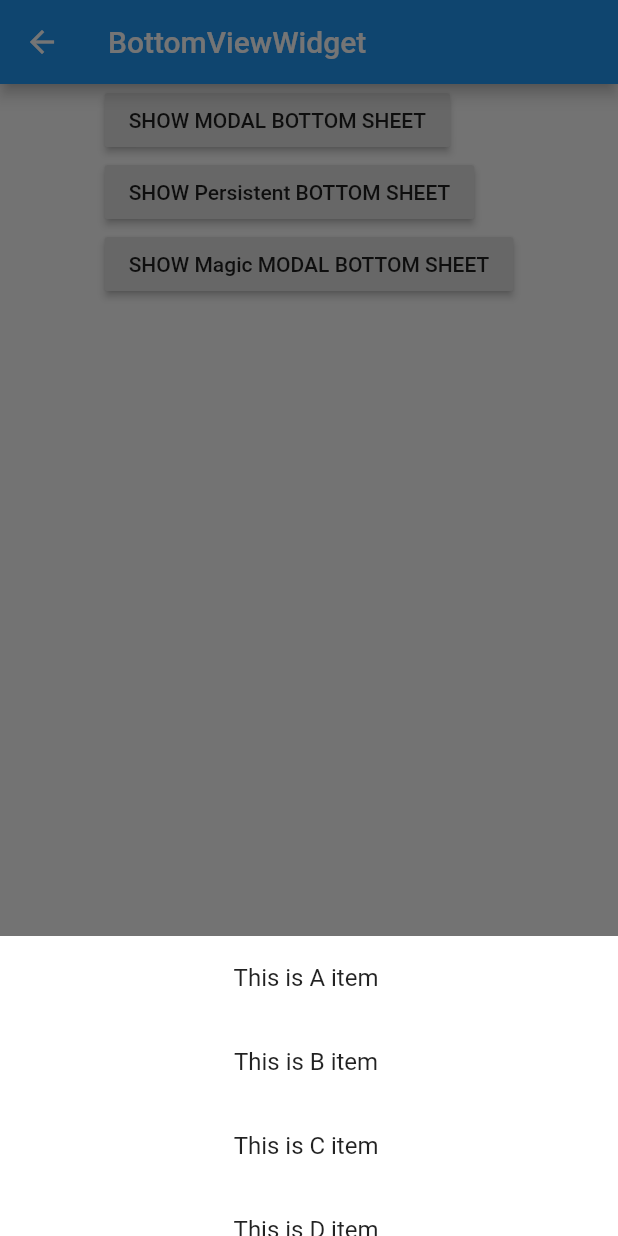
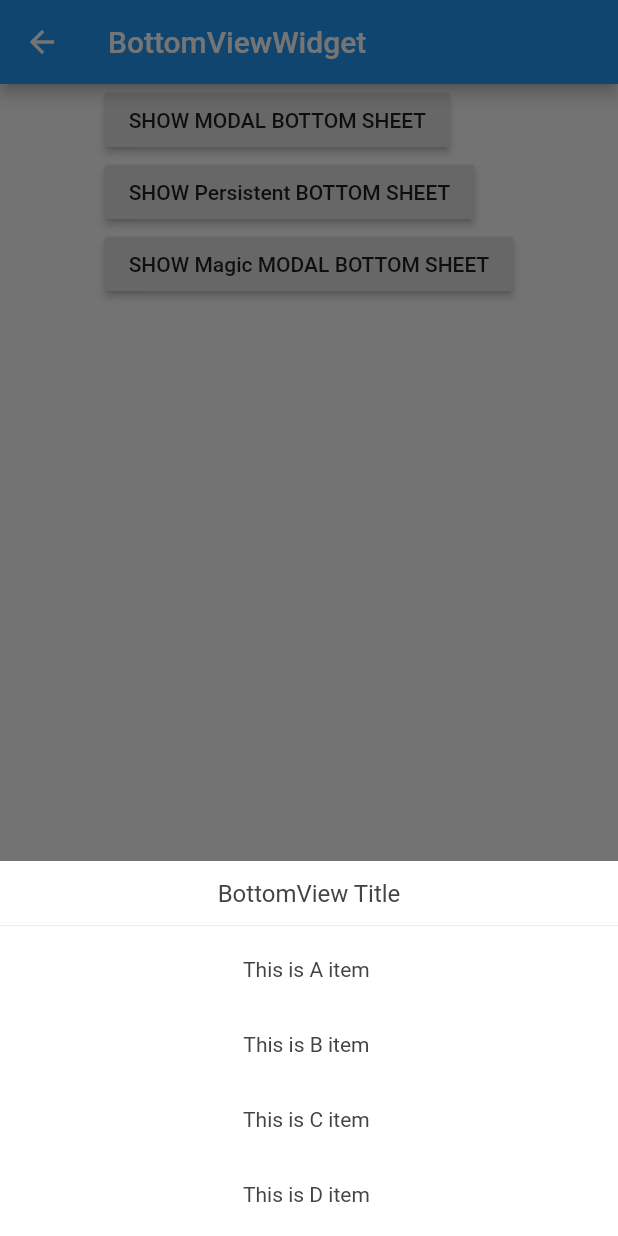
Before and after one commit to snajdan0525/Flutter-Action, a Flutter app: the BottomViewWidget screen opened directly, after a tap on "SHOW Magic MODAL BOTTOM SHEET", on a phone screen of 412 x 824 dp. Run offline on Flutter 3.47's test engine with Material 2 defaults, Android fonts, the phone set to English and light mode, and no system bars; our stand-ins replace cached_network_image; missing offline and left inert: lpinyin; network calls fail.

Commit message:
add DividerLineWidget

```diff
--- a/lib/detailview/show_bottom_sheet.dart
+++ b/lib/detailview/show_bottom_sheet.dart
@@ -1,5 +1,6 @@
 import 'package:flutter/material.dart';
 import 'package:flutter_action/detailview/magic_change_bottom_sheet.dart';
+import 'package:flutter_action/util/divider_line.dart';
 
 class BottomViewWidget extends StatefulWidget {
   const BottomViewWidget({Key key}) : super(key: key);
@@ -106,18 +107,42 @@ class BottomViewState extends State<BottomViewWidget> {
         context: context,
         builder: (BuildContext context) {
           return new Container(
-            height: 200.0,
-            color: Colors.white, //could change this to Color(0xFF737373),
+            height: 250.0,
+            color: Colors.white, //could change thi s to Color(0xFF737373),
+            child: new Column(
+              crossAxisAlignment: CrossAxisAlignment.start,
+              mainAxisSize: MainAxisSize.max,
+              verticalDirection: VerticalDirection.down,
+              children: <Widget>[
+                new Padding(
+                  padding: const EdgeInsets.all(12.0),
+                  child: new Center(
+                    child: new Text(
+                      'BottomView Title',
+                      style:
+                          TextStyle(color: Color(0xFF444444), fontSize: 16.0),
+                    ),
+                  ),
+                ),
+                new DividerLineWidget(),
+                new Expanded(
                     child: ListView.builder(
                   itemCount: _items.length,
+                  itemExtent: 50.0,
                   itemBuilder: (BuildContext context, int index) {
                     final String item = _items[index];
                     return ListTile(
                       title: new Center(
-                    child: Text('This is $item item '),
+                        child: Text(
+                          'This is $item item ',
+                          style: TextStyle(
+                              color: Color(0xFF444444), fontSize: 14.0),
+                        ),
                       ),
                     );
                   },
+                ))
+              ],
             ),
           );
 //            new Container(
--- /dev/null
+++ b/lib/util/divider_line.dart
@@ -0,0 +1,23 @@
+import 'package:flutter/material.dart';
+
+class DividerLineWidget extends StatelessWidget {
+  final double width;
+
+  final double height;
+
+  final Color color;
+
+  DividerLineWidget(
+      {Key key,
+      this.width: double.infinity,
+      this.height: 0.4,
+      this.color: const Color(0xFFdedede)});
+
+  @override
+  Widget build(BuildContext context) {
+    return SizedBox(
+        height: this.height,
+        width: this.width,
+        child: Container(color: this.color));
+  }
+}
```
Lines whose indentation alone changed are shown as unchanged.
